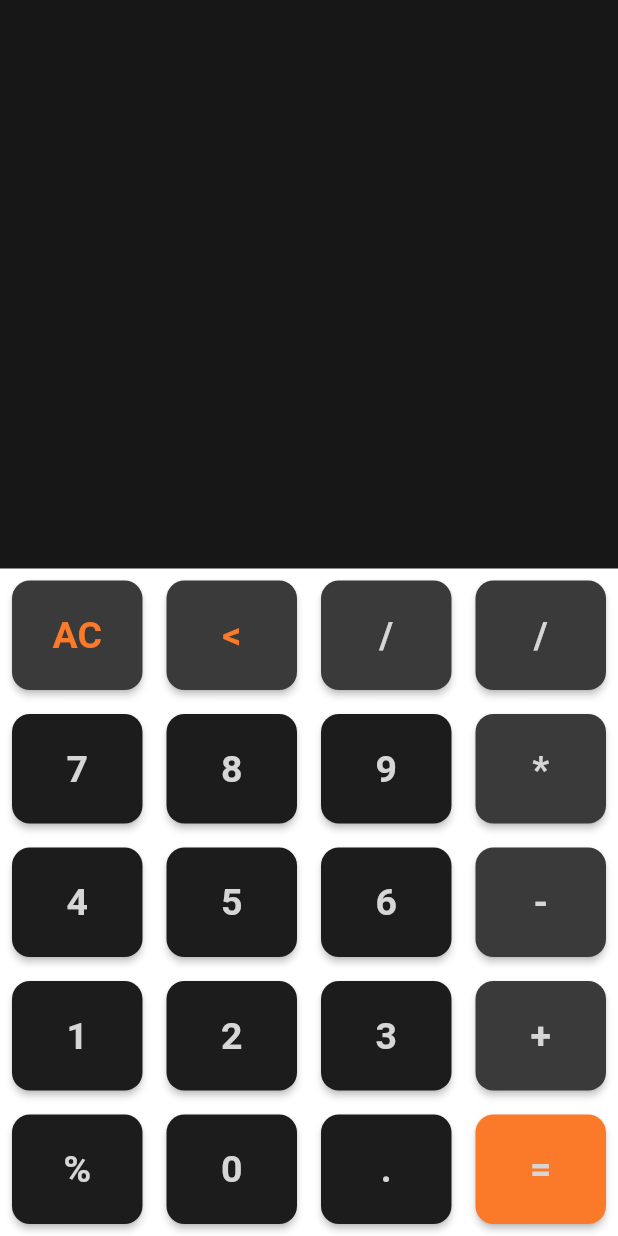
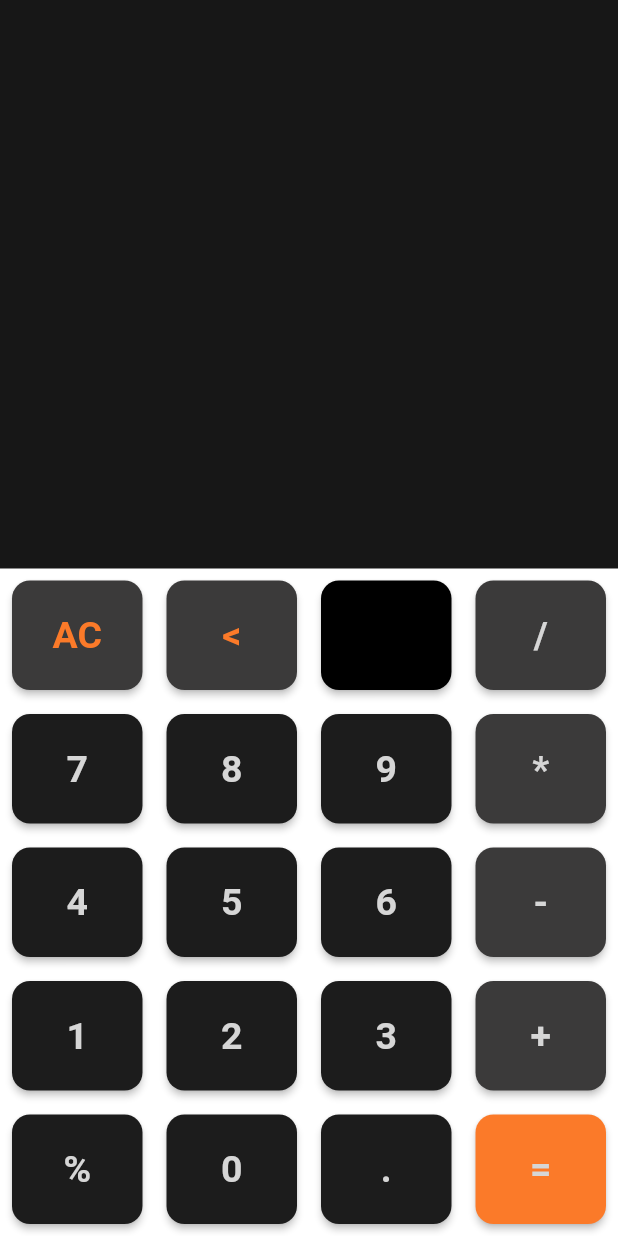
Before and after one commit to aakashchamola/calculator_1, a Flutter app: the screen it shows after launch, on a phone screen of 412 x 824 dp. Run offline on Flutter 3.47's test engine with Material 2 defaults, Android fonts, the phone set to English and light mode, and no system bars; our stand-ins replace fluttertoast, math_expressions.

Commit message:
color of empty button

```diff
--- a/lib/main.dart
+++ b/lib/main.dart
@@ -206,8 +206,8 @@ class _CalculatorState extends State<Calculator> {
                 // you can comment out the part above, from Expanded, as it is not part of calculator
                 // and just add the following code in place of Expanded :
                 button(
-                  text: '/',
-                  buttonColor: AppColors.bgButtonBlack2,
+                  text: '',
+                  buttonColor: AppColors.bgBlack,
                 ),
                 button(
                   text: '/',
```
